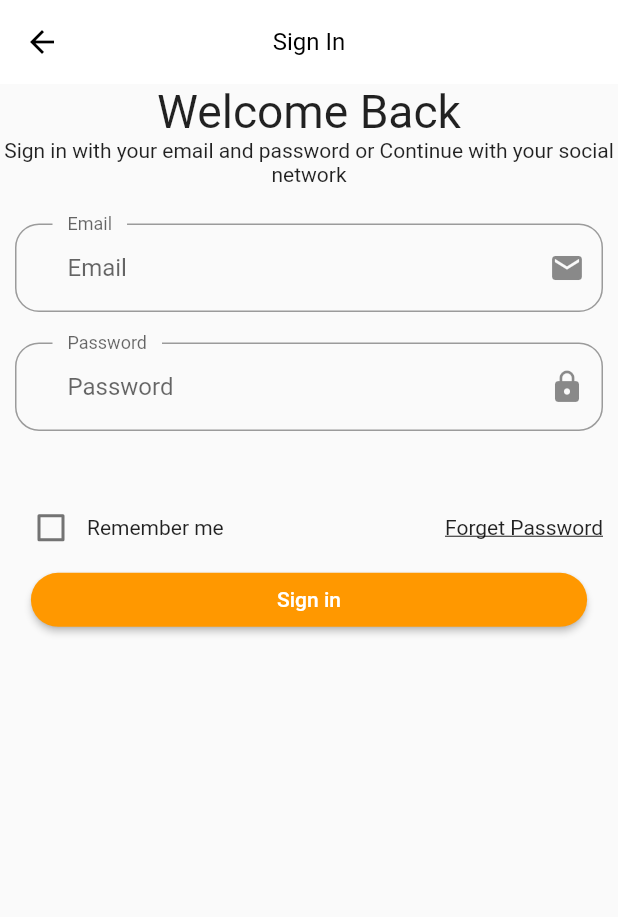
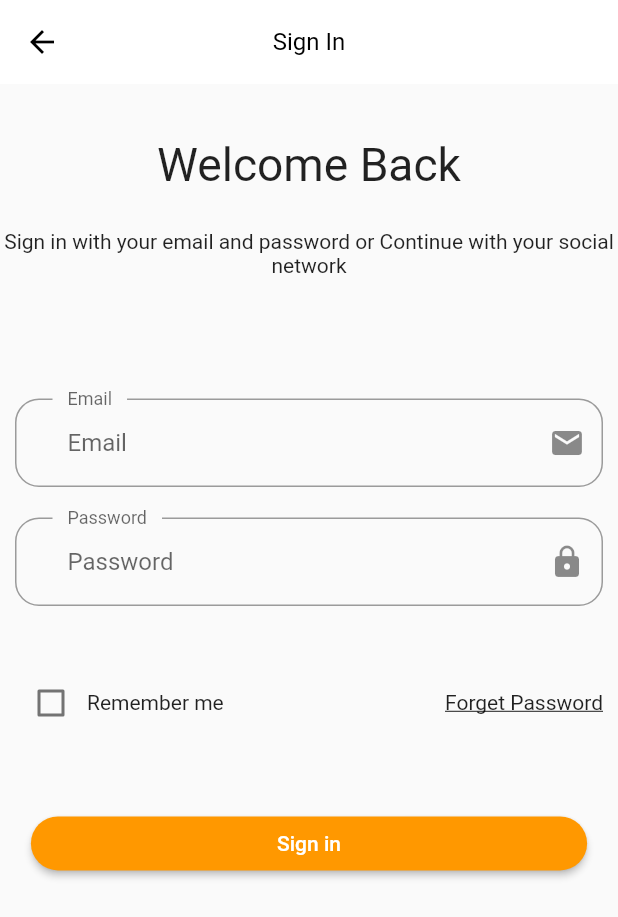
Before and after one commit to mehedi481/E-commerce-App-UI-Flutter, a Flutter app: the screen it shows after launch, after a tap on "Continue", on a phone screen of 412 x 824 dp. Shown: the top 917 px of the screen. Run offline on Flutter 3.47's test engine with Material 2 defaults, Android fonts, the phone set to English and light mode, and no system bars; our stand-ins replace google_fonts.

Commit message:
responsive

```diff
--- a/lib/components/textFormField.dart
+++ b/lib/components/textFormField.dart
@@ -47,6 +47,9 @@ class _CustomTextFormFieldState extends State<CustomTextFormField> {
                 style: TextStyle(decoration: TextDecoration.underline),
               )
             ],
+          ),
+          SizedBox(
+            height: getProportionateScreenHeight(45),
           ),
           SizedBox(
             width: ScreenSize.width * 0.9,
--- a/lib/pages/signIn_page/components/body.dart
+++ b/lib/pages/signIn_page/components/body.dart
@@ -16,15 +16,24 @@ class Body extends StatelessWidget {
         children: [
           Column(
             children: [
+              SizedBox(
+                height: getProportionateScreenHeight(35),
+              ),
               Text(
                 "Welcome Back",
                 style: TextStyle(
                   fontSize: getProportionateScreenWidth(28),
                 ),
               ),
+              SizedBox(
+                height: getProportionateScreenHeight(25)
+              ),
               Text(
                 "Sign in with your email and password or Continue with your social network",
                 textAlign: TextAlign.center,
+              ),
+              SizedBox(
+                height: getProportionateScreenHeight(55),
               ),
               Padding(
                 padding: const EdgeInsets.only(
```
